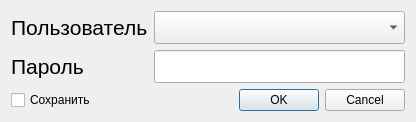
The window that bar/QLoginDialog.ui (SergMaruda/bar) describes before a commit, drawn with Qt 5.
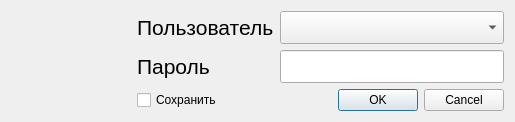
The same window after the commit. Icons and pictures are not drawn.

Commit message: csv converted to Unicode db cleared Login dialog updated added new icons, fixed signals/slots

```diff
--- a/bar/QLoginDialog.ui
+++ b/bar/QLoginDialog.ui
@@ -6,14 +6,41 @@
    <rect>
     <x>0</x>
     <y>0</y>
-    <width>416</width>
+    <width>515</width>
     <height>122</height>
    </rect>
   </property>
+  <property name="maximumSize">
+   <size>
+    <width>515</width>
+    <height>16777215</height>
+   </size>
+  </property>
   <property name="windowTitle">
    <string>Авторизация</string>
   </property>
-  <layout class="QVBoxLayout" name="verticalLayout">
+  <layout class="QHBoxLayout" name="horizontalLayout_2">
+   <item>
+    <widget class="QWidget" name="widget" native="true">
+     <property name="minimumSize">
+      <size>
+       <width>120</width>
+       <height>0</height>
+      </size>
+     </property>
+     <property name="styleSheet">
+      <string notr="true">background-image: url(:/bar/Resources/user.png);</string>
+     </property>
+    </widget>
+   </item>
+   <item>
+    <layout class="QVBoxLayout" name="verticalLayout_2">
+     <property name="rightMargin">
+      <number>0</number>
+     </property>
+     <property name="bottomMargin">
+      <number>0</number>
+     </property>
    <item>
     <layout class="QGridLayout" name="gridLayout_2">
      <item row="0" column="0">
@@ -88,6 +115,8 @@
     </layout>
    </item>
   </layout>
+   </item>
+  </layout>
  </widget>
  <layoutdefault spacing="6" margin="11"/>
  <resources/>
```
Left out of the diff: 4 changed lines with no effect on the pictures. Lines whose indentation alone changed are shown as unchanged. The commit also changes 8 other files.
